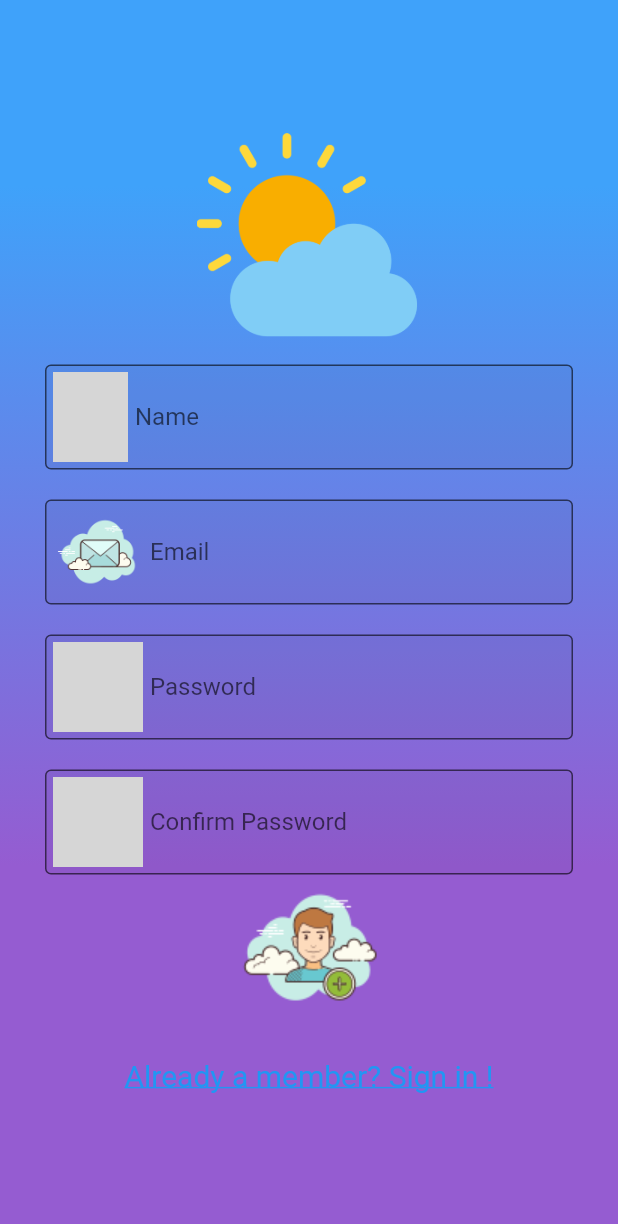
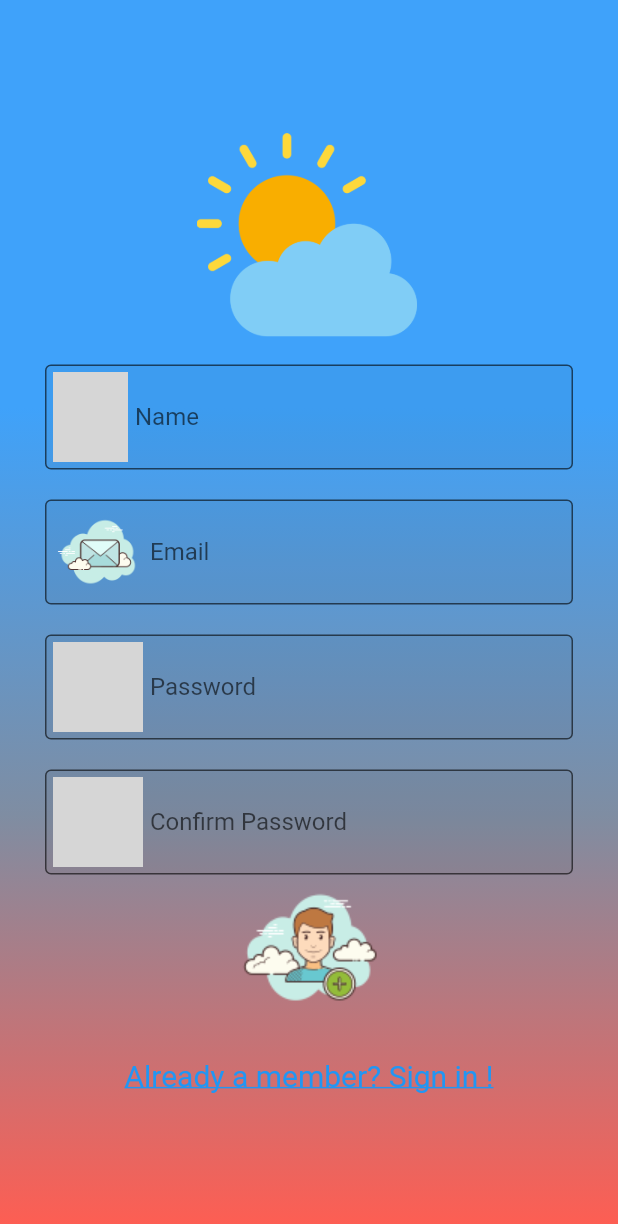
Before and after one commit to ResidentTenko/Weather_Cam_Capstone, a Flutter app: the screen it shows after launch, after a tap on "Not a member yet ? Sign Up!", on a phone screen of 412 x 824 dp. Shown: the top 1224 px of the screen. Run offline on Flutter 3.47's test engine with Material 2 defaults, Android fonts, the phone set to English and light mode, and no system bars; our stand-ins replace animated_text_kit, bloc, cloud_firestore, equatable, firebase_auth, firebase_core and 10 more; missing offline and left inert: flutter_facebook_auth, flutter_inappwebview; accounts and stored records are empty; grey boxes are pictures that could not be loaded.

Commit message:
Rijad's Changes

```diff
--- a/weather_cam/lib/pages/signin_page.dart
+++ b/weather_cam/lib/pages/signin_page.dart
@@ -4,6 +4,7 @@
 import 'package:flutter_application/pages/signup_page.dart';
 import 'package:flutter_application/utils/error_dialog.dart';
 import 'package:validators/validators.dart';
+import 'package:loading_animation_widget/loading_animation_widget.dart';
 import 'package:flutter_bloc/flutter_bloc.dart';
 import 'package:flutter_application/pages/home_page.dart';
 
@@ -52,12 +53,20 @@
           builder: (context, state) {
             return Scaffold(
                 body: Container(
-              decoration: BoxDecoration(
+              decoration: const BoxDecoration(
                 gradient: LinearGradient(
-                  colors: const [Color(0xff955cd1), Color(0xff3fa2fa)],
-                  begin: Alignment.bottomCenter,
-                  end: Alignment.topCenter,
-                  stops: const [0.3, 0.85],
+                  colors: [
+                    Color(0xff3fa2fa),
+                    Color(0xFF7F8DA2),
+                    Color(0xFFFD5E53),
+                  ],
+                  stops: [
+                    0.33,
+                    0.66,
+                    0.99,
+                  ], // Adjust stops based on your preference
+                  begin: Alignment.topCenter,
+                  end: Alignment.bottomCenter,
                 ),
               ),
               child: Center(
@@ -144,7 +153,13 @@
                             ? null
                             : _submit,
                         child: state.signinStatus == SigninStatus.submitting
-                            ? CircularProgressIndicator() // Show loading indicator when submitting
+                            ? Center(
+                                child: LoadingAnimationWidget.twistingDots(
+                                  leftDotColor: Color(0xff3fa2fa),
+                                  rightDotColor: const Color(0xFFFD5E53),
+                                  size: 50,
+                                ),
+                              ) // Show loading indicator when submitting
                             : SizedBox(
                                 width: 100, // Set your desired width
                                 height: 120, // Set your desired height
--- a/weather_cam/lib/pages/signup_page.dart
+++ b/weather_cam/lib/pages/signup_page.dart
@@ -3,6 +3,7 @@
 import 'package:flutter/material.dart';
 import 'package:flutter_application/blocs/signup/signup_cubit.dart';
 import 'package:flutter_application/blocs/signup/signup_state.dart';
+import 'package:loading_animation_widget/loading_animation_widget.dart';
 import 'package:flutter_application/utils/error_dialog.dart';
 import 'package:validators/validators.dart';
 import 'package:flutter_bloc/flutter_bloc.dart';
@@ -49,12 +50,20 @@
         builder: (context, state) {
           return Scaffold(
               body: Container(
-            decoration: BoxDecoration(
+            decoration: const BoxDecoration(
               gradient: LinearGradient(
-                colors: const [Color(0xff955cd1), Color(0xff3fa2fa)],
-                begin: Alignment.bottomCenter,
-                end: Alignment.topCenter,
-                stops: const [0.3, 0.85],
+                colors: [
+                  Color(0xff3fa2fa),
+                  Color(0xFF7F8DA2),
+                  Color(0xFFFD5E53),
+                ],
+                stops: [
+                  0.33,
+                  0.66,
+                  0.99,
+                ], // Adjust stops based on your preference
+                begin: Alignment.topCenter,
+                end: Alignment.bottomCenter,
               ),
             ),
             child: Center(
@@ -202,7 +211,13 @@
                           ? null
                           : _submit,
                       child: state.signupStatus == SignupStatus.submitting
-                          ? CircularProgressIndicator() // Show loading indicator when submitting
+                          ? Center(
+                              child: LoadingAnimationWidget.twistingDots(
+                                leftDotColor: Color(0xff3fa2fa),
+                                rightDotColor: const Color(0xFFFD5E53),
+                                size: 50,
+                              ),
+                            ) // Show loading indicator when submitting
                           : Image.asset(
                               'assets/images/signup.png',
                               width: 100, // Set your width
```
Also changed, not shown: weather_cam/lib/pages/home_page.dart (+16 -1 lines), weather_cam/lib/pages/live_cam_select.dart (+24 -9 lines), weather_cam/pubspec.yaml (+9 -0 lines), weather_cam/assets/images/icon2.png (added), weather_cam/pubspec.lock, 5 other files.
